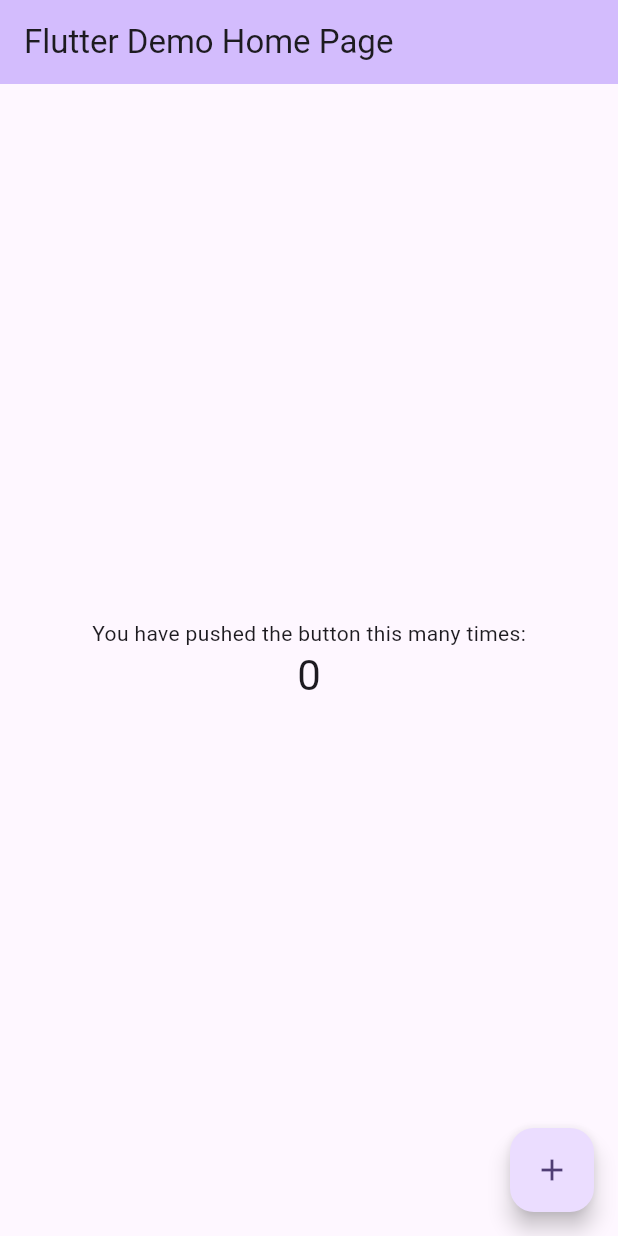
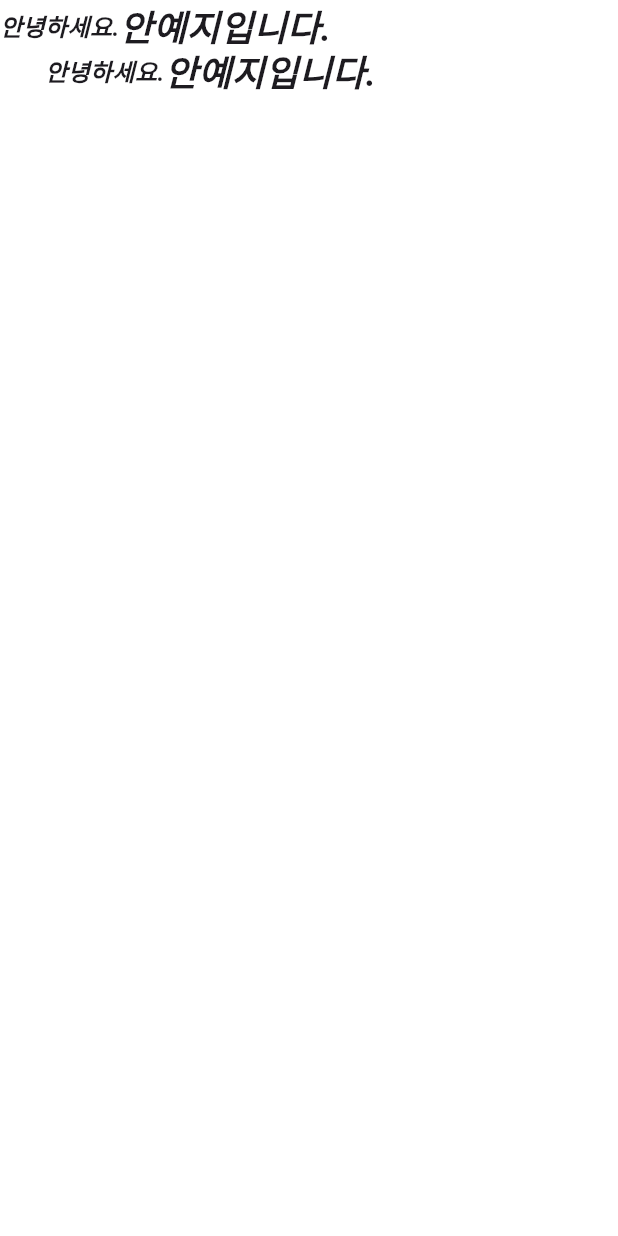
Before and after one commit to yaygee/flutter_study, a Flutter app: the screen it shows after launch, on a phone screen of 412 x 824 dp. Run offline on Flutter 3.47's test engine with Material 3 defaults, Android fonts, the phone set to English and light mode, and no system bars.

Commit message:
index 수정

```diff
--- a/lib/main.dart
+++ b/lib/main.dart
@@ -1,4 +1,5 @@
 import 'package:flutter/material.dart';
+import 'package:flutter_study/widget/text_widget.dart';
 
 void main() {
   runApp(const MyApp());
@@ -7,119 +8,47 @@ void main() {
 class MyApp extends StatelessWidget {
   const MyApp({super.key});
 
-  // This widget is the root of your application.
   @override
   Widget build(BuildContext context) {
     return MaterialApp(
-      title: 'Flutter Demo',
+      title: 'Flutter Study',
       theme: ThemeData(
-        // This is the theme of your application.
-        //
-        // TRY THIS: Try running your application with "flutter run". You'll see
-        // the application has a purple toolbar. Then, without quitting the app,
-        // try changing the seedColor in the colorScheme below to Colors.green
-        // and then invoke "hot reload" (save your changes or press the "hot
-        // reload" button in a Flutter-supported IDE, or press "r" if you used
-        // the command line to start the app).
-        //
-        // Notice that the counter didn't reset back to zero; the application
-        // state is not lost during the reload. To reset the state, use hot
-        // restart instead.
-        //
-        // This works for code too, not just values: Most code changes can be
-        // tested with just a hot reload.
         colorScheme: ColorScheme.fromSeed(seedColor: Colors.deepPurple),
         useMaterial3: true,
       ),
-      home: const MyHomePage(title: 'Flutter Demo Home Page'),
+      home: const HomePage(),
     );
   }
 }
 
-class MyHomePage extends StatefulWidget {
-  const MyHomePage({super.key, required this.title});
-
-  // This widget is the home page of your application. It is stateful, meaning
-  // that it has a State object (defined below) that contains fields that affect
-  // how it looks.
-
-  // This class is the configuration for the state. It holds the values (in this
-  // case the title) provided by the parent (in this case the App widget) and
-  // used by the build method of the State. Fields in a Widget subclass are
-  // always marked "final".
-
-  final String title;
+class HomePage extends StatefulWidget {
+  const HomePage({super.key});
 
   @override
-  State<MyHomePage> createState() => _MyHomePageState();
+  State<HomePage> createState() => _HomePageState();
 }
 
-class _MyHomePageState extends State<MyHomePage> {
-  int _counter = 0;
-
-  void _incrementCounter() {
-    setState(() {
-      // This call to setState tells the Flutter framework that something has
-      // changed in this State, which causes it to rerun the build method below
-      // so that the display can reflect the updated values. If we changed
-      // _counter without calling setState(), then the build method would not be
-      // called again, and so nothing would appear to happen.
-      _counter++;
-    });
-  }
-
+class _HomePageState extends State<HomePage> {
   @override
   Widget build(BuildContext context) {
-    // This method is rerun every time setState is called, for instance as done
-    // by the _incrementCounter method above.
-    //
-    // The Flutter framework has been optimized to make rerunning build methods
-    // fast, so that you can just rebuild anything that needs updating rather
-    // than having to individually change instances of widgets.
     return Scaffold(
-      appBar: AppBar(
-        // TRY THIS: Try changing the color here to a specific color (to
-        // Colors.amber, perhaps?) and trigger a hot reload to see the AppBar
-        // change color while the other colors stay the same.
-        backgroundColor: Theme.of(context).colorScheme.inversePrimary,
-        // Here we take the value from the MyHomePage object that was created by
-        // the App.build method, and use it to set our appbar title.
-        title: Text(widget.title),
+      body: SafeArea(
+          child: Container(
+            width: double.infinity,
+            height: double.infinity,
+            color: Colors.white,
+            child: const Stack(
+            children: [
+              TextWidget(),
+              Positioned(
+                left: 30,
+                top: 30,
+                child: TextWidget(),
+              ),
+            ],
+          ),
       ),
-      body: Center(
-        // Center is a layout widget. It takes a single child and positions it
-        // in the middle of the parent.
-        child: Column(
-          // Column is also a layout widget. It takes a list of children and
-          // arranges them vertically. By default, it sizes itself to fit its
-          // children horizontally, and tries to be as tall as its parent.
-          //
-          // Column has various properties to control how it sizes itself and
-          // how it positions its children. Here we use mainAxisAlignment to
-          // center the children vertically; the main axis here is the vertical
-          // axis because Columns are vertical (the cross axis would be
-          // horizontal).
-          //
-          // TRY THIS: Invoke "debug painting" (choose the "Toggle Debug Paint"
-          // action in the IDE, or press "p" in the console), to see the
-          // wireframe for each widget.
-          mainAxisAlignment: MainAxisAlignment.center,
-          children: <Widget>[
-            const Text(
-              'You have pushed the button this many times:',
-            ),
-            Text(
-              '$_counter',
-              style: Theme.of(context).textTheme.headlineMedium,
-            ),
-          ],
-        ),
-      ),
-      floatingActionButton: FloatingActionButton(
-        onPressed: _incrementCounter,
-        tooltip: 'Increment',
-        child: const Icon(Icons.add),
-      ), // This trailing comma makes auto-formatting nicer for build methods.
+     ),
     );
   }
 }
--- /dev/null
+++ b/lib/widget/text_widget.dart
@@ -0,0 +1,29 @@
+import 'package:flutter/material.dart';
+
+class TextWidget extends StatelessWidget {
+  const TextWidget({super.key});
+
+  @override
+  Widget build(BuildContext context) {
+    return const Row(
+      children: [
+        Text(
+          '안녕하세요.',
+          style: TextStyle(
+            fontSize: 16,
+            fontStyle: FontStyle.italic,
+            fontWeight: FontWeight.bold,
+          ),
+        ),
+        Text(
+          '안예지입니다.',
+          style: TextStyle(
+            fontSize: 24,
+            fontStyle: FontStyle.italic,
+            fontWeight: FontWeight.bold,
+          ),
+        )
+      ],
+    );
+  }
+}
```
